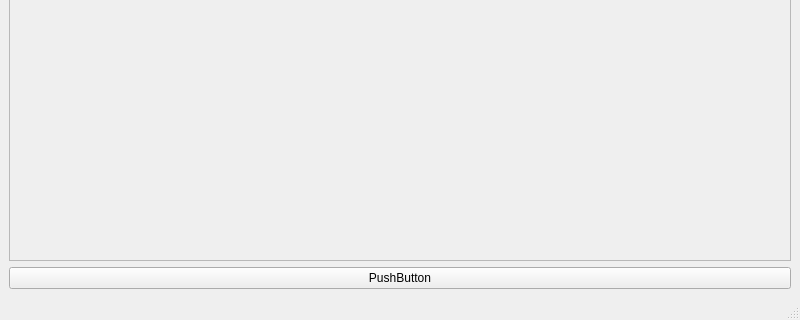
First picture: the form in src/ui/uimain.ui, repository EccoB/calibrationtool, before the edit; both pictures show x 0 to 800 and y 280 to 600 of the 800 by 600 pixel window.
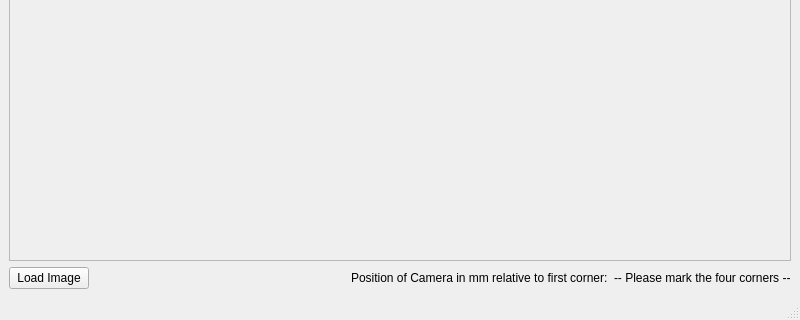
Second picture: the form after the edit.

Diff of the .ui file:
```diff
--- a/src/ui/uimain.ui
+++ b/src/ui/uimain.ui
@@ -34,11 +34,42 @@
      </widget>
     </item>
     <item>
-     <widget class="QPushButton" name="pushButton">
-      <property name="text">
-       <string>PushButton</string>
-      </property>
-     </widget>
+     <layout class="QHBoxLayout" name="horizontalLayout">
+      <item>
+       <widget class="QPushButton" name="pushButton">
+        <property name="text">
+         <string>Load Image</string>
+        </property>
+       </widget>
+      </item>
+      <item>
+       <spacer name="horizontalSpacer">
+        <property name="orientation">
+         <enum>Qt::Horizontal</enum>
+        </property>
+        <property name="sizeHint" stdset="0">
+         <size>
+          <width>40</width>
+          <height>20</height>
+         </size>
+        </property>
+       </spacer>
+      </item>
+      <item>
+       <widget class="QLabel" name="lPositionLabel">
+        <property name="text">
+         <string>Position of Camera in mm relative to first corner:</string>
+        </property>
+       </widget>
+      </item>
+      <item>
+       <widget class="QLabel" name="lPositionCam">
+        <property name="text">
+         <string>-- Please mark the four corners --</string>
+        </property>
+       </widget>
+      </item>
+     </layout>
     </item>
    </layout>
   </widget>
```
Left out of the diff: 2 changed lines with no effect on the pictures.
